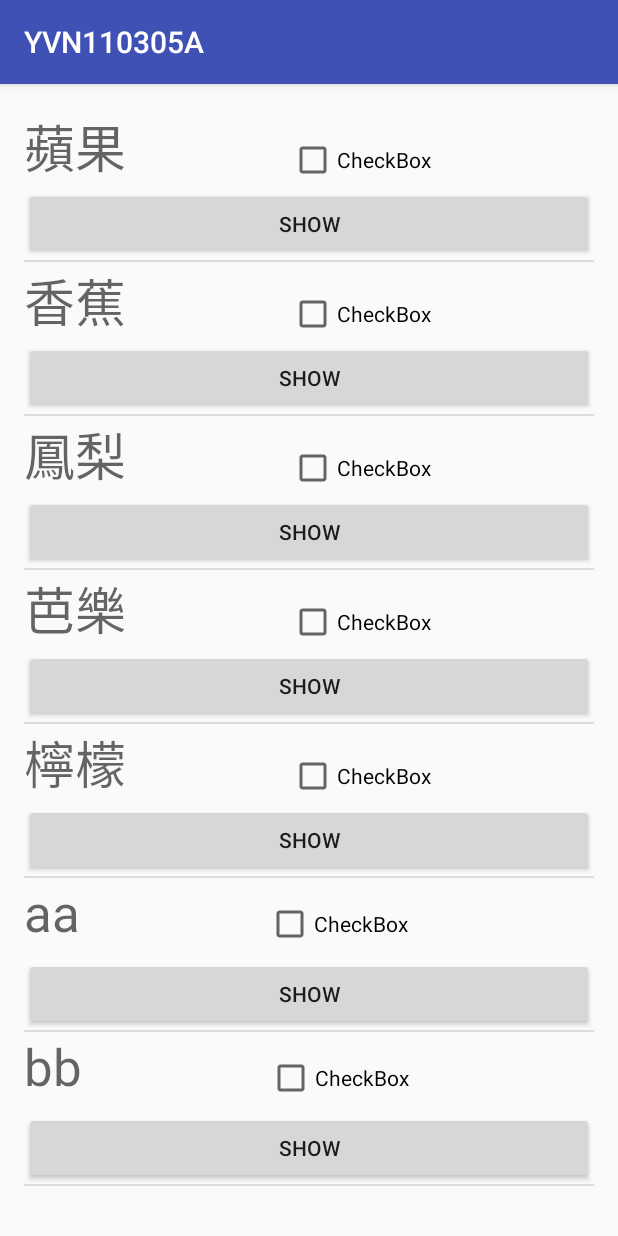
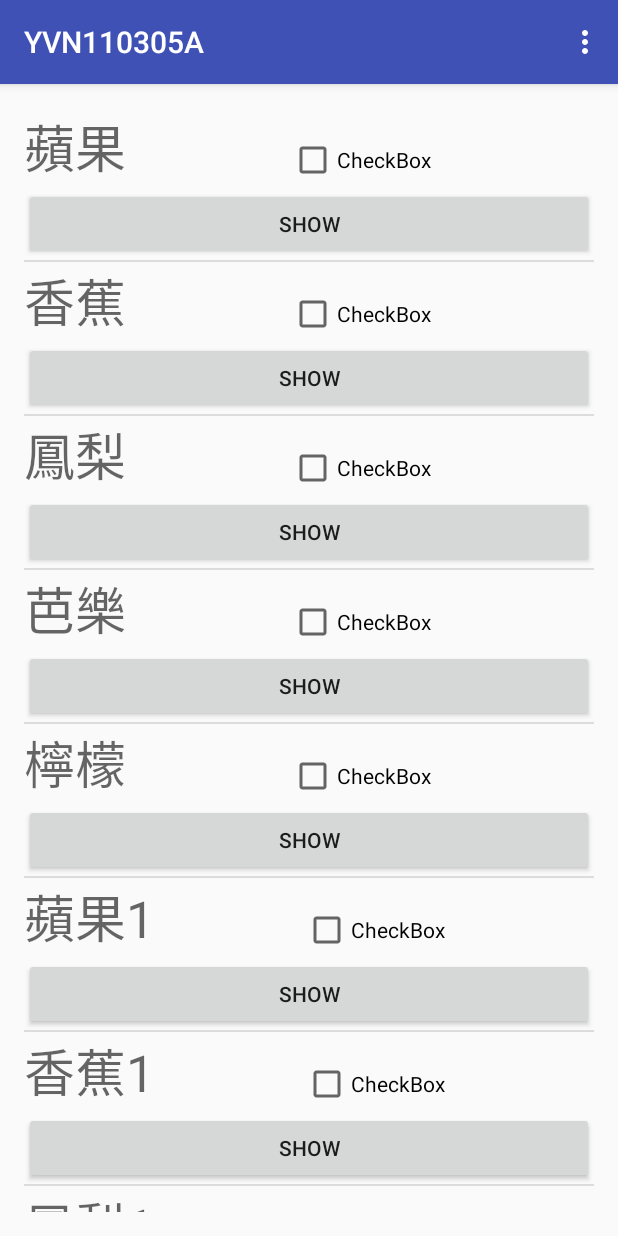
Before and after one commit to pechentw/YVN110305A, an Android app: the screen it shows after launch (MainActivity), on a phone screen of 412 x 824 dp. Run offline under Robolectric (Android 15) with nearby library versions, the phone set to English and light mode, and no system bars.

Commit message:
to 7th code use view holder

```diff
--- a/app/src/main/java/com/soho/yvtc/yvn110305a/MainActivity.java
+++ b/app/src/main/java/com/soho/yvtc/yvn110305a/MainActivity.java
@@ -2,21 +2,45 @@ package com.soho.yvtc.yvn110305a;
 
 import android.support.v7.app.AppCompatActivity;
 import android.os.Bundle;
+import android.view.Menu;
+import android.view.MenuItem;
 import android.widget.ListView;
+import android.widget.Toast;
 
 public class MainActivity extends AppCompatActivity {
     ListView lv;
-    String[] fruits = {"蘋果", "香蕉", "鳳梨", "芭樂", "檸檬","aa","bb","cc","dd","ff","gg","hh","ii"};
-
+    String[] fruits = {"蘋果", "香蕉", "鳳梨", "芭樂", "檸檬", "蘋果1", "香蕉1", "鳳梨1", "芭樂1", "檸檬1"};
+    MyAdapter1 adapter;
     @Override
     protected void onCreate(Bundle savedInstanceState) {
         super.onCreate(savedInstanceState);
         setContentView(R.layout.activity_main);
         lv = (ListView) findViewById(R.id.listView);
-        MyAdapter1 adapter = new MyAdapter1(MainActivity.this, fruits);
+        adapter = new MyAdapter1(MainActivity.this, fruits);
         lv.setAdapter(adapter);
     }
-//    class MyAdapter extends BaseAdapter {
+
+    @Override
+    public boolean onCreateOptionsMenu(Menu menu) {
+        menu.add("Show");
+        return super.onCreateOptionsMenu(menu);
+    }
+
+    @Override
+    public boolean onOptionsItemSelected(MenuItem item) {
+        StringBuilder sb = new StringBuilder();
+        for (int i=0;i<fruits.length;i++)
+        {
+            if (adapter.chks[i])
+            {
+                sb.append(fruits[i] + ",");
+            }
+        }
+        Toast.makeText(MainActivity.this, sb.toString(), Toast.LENGTH_SHORT).show();
+        return super.onOptionsItemSelected(item);
+    }
+
+    //    class MyAdapter extends BaseAdapter {
 //        @Override
 //        public int getCount() {
 //            return fruits.length;
--- a/app/src/main/java/com/soho/yvtc/yvn110305a/MyAdapter1.java
+++ b/app/src/main/java/com/soho/yvtc/yvn110305a/MyAdapter1.java
@@ -1,8 +1,7 @@
 package com.soho.yvtc.yvn110305a;
 
-
-
 import android.content.Context;
+import android.util.Log;
 import android.view.LayoutInflater;
 import android.view.View;
 import android.view.ViewGroup;
@@ -28,6 +27,7 @@ public class MyAdapter1 extends BaseAdapter {
     }
     @Override
     public int getCount() {
+        Log.d("MLIST", "getCount()");
         chks = new boolean[data.length];
         for (boolean b: chks)
         {
@@ -48,30 +48,43 @@ public class MyAdapter1 extends BaseAdapter {
 
     @Override
     public View getView(final int position, View convertView, ViewGroup parent) {
-        LayoutInflater inflater = LayoutInflater.from( context);
-        View v = inflater.inflate(R.layout.myitem, null);
+        Log.d("MLIST", "getView() : " + position + "," + data[position]);
+        ViewHolder holder;
+        if (convertView == null)
+        {
+            LayoutInflater inflater = LayoutInflater.from(context);
+            convertView = inflater.inflate(R.layout.myitem, null);
+            holder = new ViewHolder();
+            holder.tv = (TextView) convertView.findViewById(R.id.textView);
+            holder.btn = (Button) convertView.findViewById(R.id.button);
+            holder.chk = (CheckBox) convertView.findViewById(R.id.checkBox);
+            convertView.setTag(holder);
+        }
+        else
+        {
+            holder = (ViewHolder) convertView.getTag();
+        }
 
-        TextView tv = (TextView) v.findViewById(R.id.textView);
-        tv.setText(data[position]);
-
-        Button btn = (Button) v.findViewById(R.id.button);
-        btn.setOnClickListener(new View.OnClickListener() {
+        holder.tv.setText(data[position]);
+        holder.btn.setOnClickListener(new View.OnClickListener() {
             @Override
             public void onClick(View v) {
                 Toast.makeText(context, data[position], Toast.LENGTH_SHORT).show();
             }
         });
-
-        CheckBox chk = (CheckBox) v.findViewById(R.id.checkBox);
-        chk.setChecked(chks[position]);
-        chk.setOnCheckedChangeListener(new CompoundButton.OnCheckedChangeListener() {
+        holder.chk.setOnCheckedChangeListener(new CompoundButton.OnCheckedChangeListener() {
             @Override
             public void onCheckedChanged(CompoundButton buttonView, boolean isChecked) {
                 chks[position] = isChecked;
             }
         });
-
-
-        return v;
+        holder.chk.setChecked(chks[position]);
+        return convertView;
+    }
+    static class ViewHolder
+    {
+        TextView tv;
+        Button btn;
+        CheckBox chk;
     }
 }
```
